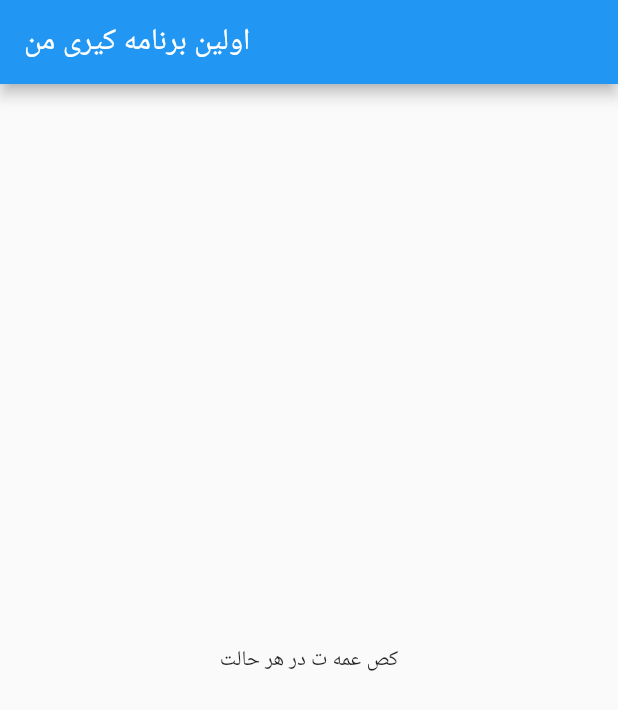
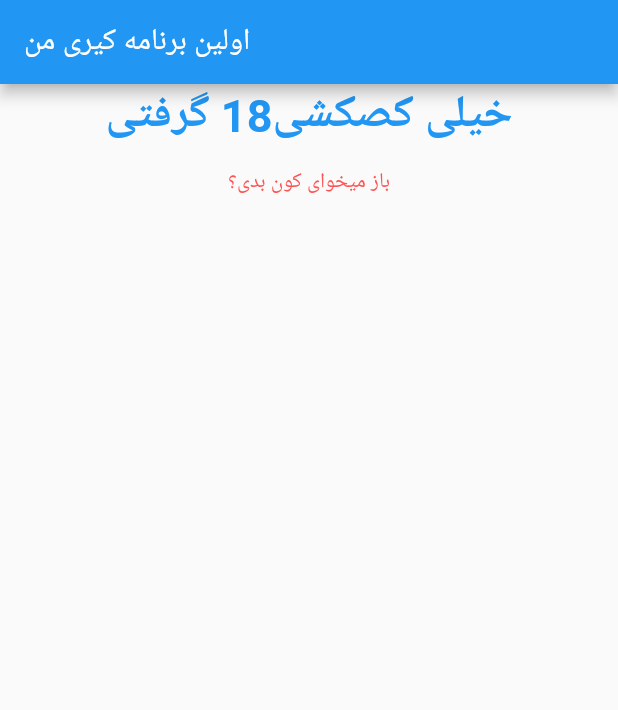
Before and after one commit to MWW1987/FlutterTest, a Flutter app: the screen it shows after launch, after a tap on "تپلی", after a tap on "کونیه", after a tap on "بله", on a phone screen of 412 x 824 dp. Shown: the top 710 px of the screen. Run offline on Flutter 3.47's test engine with Material 2 defaults, Android fonts, the phone set to English and light mode, and no system bars.

Commit message:
Almost Finished

```diff
--- a/lib/main.dart
+++ b/lib/main.dart
@@ -1,7 +1,6 @@
 import 'package:first_app/quiz.dart';
 import 'package:flutter/material.dart';
 
-import './answer.dart';
 import './result.dart';
 
 void main() => runApp(MyApp());
@@ -16,7 +15,15 @@ class MyApp extends StatefulWidget {
 
 class MyAppState extends State<MyApp> {
   var answerIndex = 0;
-  void answerQuestion() {
+  var totalScore = 0;
+
+  void resetQuiz() {
+    setState(() {
+      answerIndex = totalScore = 0;
+    });
+  }
+  void answerQuestion(int score) {
+    totalScore += score;
     setState(() {
       answerIndex += 1;
     });
@@ -26,15 +33,30 @@ class MyAppState extends State<MyApp> {
   final question = [
     {
       'q': 'کص عمه ت رو چطور توصیف میکنی',
-      'a': ['تپلی', 'قلمبه', 'گشاد', 'همه موارد']
+      'a': [
+        {'text': 'تپلی', 'score': 4},
+        {'text': 'قلمبه', 'score': 7},
+        {'text': 'گشاد', 'score': 0},
+        {'text': 'همه موارد', 'score': 10}
+      ]
     },
     {
       'q': 'عمه ت جنده س؟',
-      'a': ['بله', 'کونیه', 'مقدسه', 'ب و ج']
+      'a': [
+        {'text': 'بله', 'score': 10},
+        {'text': 'کونیه', 'score': 7},
+        {'text': 'مقدسه', 'score': 0},
+        {'text': 'ب و ج', 'score': 4}
+      ]
     },
     {
       'q': 'شما آیا کونی هستید؟',
-      'a': ['عمته', 'ننته', 'بله', 'همه موارد']
+      'a': [
+        {'text': 'عمته', 'score': 10},
+        {'text': 'خودتی', 'score': 4},
+        {'text': 'بله', 'score': 7},
+        {'text': 'همه موارد', 'score': 0}
+      ]
     }
   ];
   Widget build(BuildContext context) {
@@ -44,8 +66,12 @@ class MyAppState extends State<MyApp> {
           title: Text('اولین برنامه کیری من'),
         ),
         body: answerIndex < question.length
-            ? Quiz(question: question, answerQuestion: answerQuestion, answerIndex: answerIndex,)
-            : Result(),
+            ? Quiz(
+                question: question,
+                answerQuestion: answerQuestion,
+                answerIndex: answerIndex,
+              )
+            : Result(totalScore, resetQuiz),
       ),
     );
   }
--- a/lib/quiz.dart
+++ b/lib/quiz.dart
@@ -18,8 +18,8 @@ class Quiz extends StatelessWidget {
     return Column(
       children: <Widget>[
         Question(question[answerIndex]['q']),
-        ...(question[answerIndex]['a'] as List<String>).map((answer) {
-          return Answer(answerQuestion, answer);
+        ...(question[answerIndex]['a'] as List<Map<String, Object>>).map((answer) {
+          return Answer(() => answerQuestion(answer['score']), answer['text']);
         }).toList(),
       ],
     );
--- a/lib/result.dart
+++ b/lib/result.dart
@@ -1,10 +1,54 @@
 import 'package:flutter/material.dart';
 
 class Result extends StatelessWidget {
+  final int finalResult;
+  String get resultText {
+    String finalText;
+    if (finalResult >= 24) {
+      finalText = 'یعنی کص عمه ت که ' + finalResult.toString() + ' گرفتی';
+    } else if (finalResult >= 15) {
+      finalText = 'خیلی کصکشی' + finalResult.toString() + ' گرفتی';
+    } else if (finalResult >= 4) {
+      finalText = 'یعنی کیرم دهنت' + finalResult.toString() + ' گرفتی';
+    } else {
+      finalText = 'چقد تو کونی بشر' + finalResult.toString() + ' گرفتی';
+    }
+    return finalText;
+  }
+
+  Color get colorText {
+    Color finalColor;
+    if (finalResult >= 24) {
+      finalColor = Colors.green;
+    } else if (finalResult >= 15) {
+      finalColor = Colors.blue;
+    } else if (finalResult >= 4) {
+      finalColor = Colors.orange;
+    } else {
+      finalColor = Colors.red;
+    }
+    return finalColor;
+  }
+
+  final Function resetHandler;
+  Result(this.finalResult, this.resetHandler);
   @override
   Widget build(BuildContext context) {
     return Center(
-      child: Text('کص عمه ت در هر حالت'),
-    );
+        child: Column(
+      children: <Widget>[
+        Text(
+          resultText,
+          style: TextStyle(
+              fontSize: 30, fontWeight: FontWeight.bold, color: colorText),
+          textAlign: TextAlign.center,
+        ),
+        FlatButton(
+          child: Text('باز میخوای کون بدی؟'),
+          textColor: Colors.redAccent,
+          onPressed: resetHandler,
+        )
+      ],
+    ));
   }
 }
```
Also changed, not shown: 4 other files.
